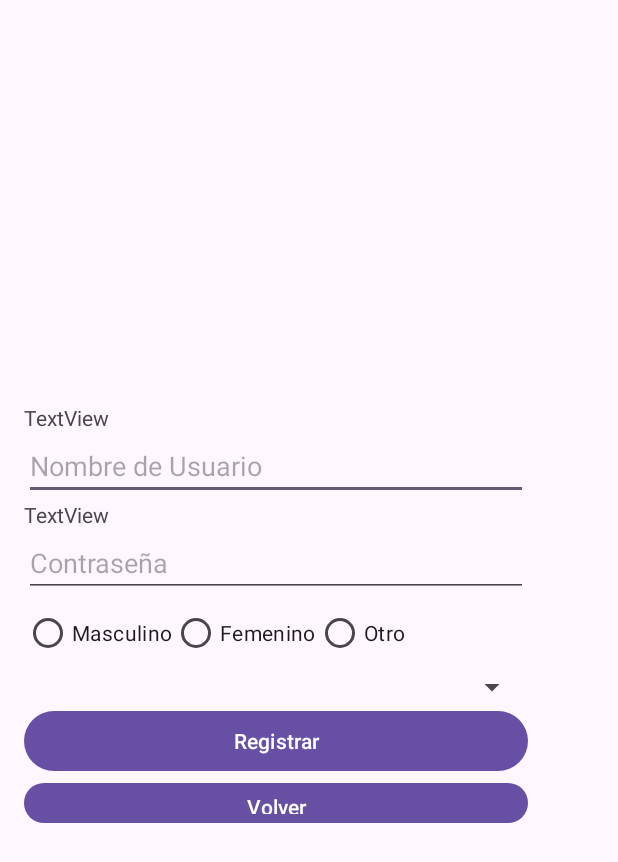
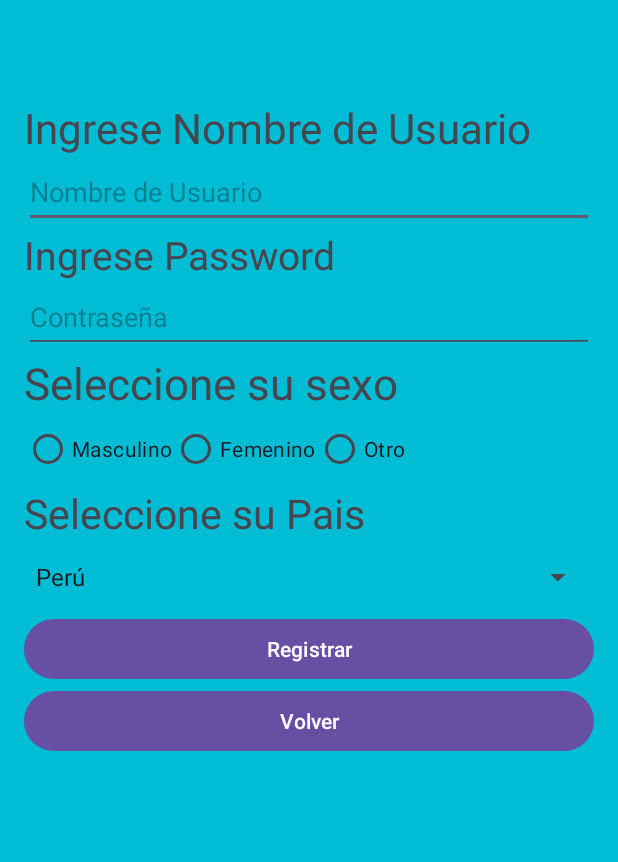
Before and after one commit to AJ-Trujillo/ExamenParcialMoviles, an Android app: the MainActivityRegistro screen opened directly, with no data from a screen before it, on a phone screen of 412 x 824 dp. Shown: the top 862 px of the screen. Run offline under Robolectric (Android 15) with nearby library versions, the phone set to English and light mode, and no system bars.

Commit message:
actualizamos las actividades de login y registro

```diff
--- a/app/src/main/java/com/example/examenparcial/MainActivityRegistro.java
+++ b/app/src/main/java/com/example/examenparcial/MainActivityRegistro.java
@@ -1,6 +1,13 @@
 package com.example.examenparcial;
 
+import android.content.Intent;
 import android.os.Bundle;
+import android.widget.ArrayAdapter;
+import android.widget.Button;
+import android.widget.EditText;
+import android.widget.RadioGroup;
+import android.widget.Spinner;
+import android.widget.Toast;
 
 import androidx.activity.EdgeToEdge;
 import androidx.appcompat.app.AppCompatActivity;
@@ -9,6 +16,10 @@ import androidx.core.view.ViewCompat;
 import androidx.core.view.WindowInsetsCompat;
 
 public class MainActivityRegistro extends AppCompatActivity {
+
+    private EditText txtUsuario, txtPassword;
+    private RadioGroup genderRadioGroup;
+    private Spinner countrySpinner;
 
     @Override
     protected void onCreate(Bundle savedInstanceState) {
@@ -20,5 +31,50 @@ public class MainActivityRegistro extends AppCompatActivity {
             v.setPadding(systemBars.left, systemBars.top, systemBars.right, systemBars.bottom);
             return insets;
         });
+
+        // Initialize views
+        txtUsuario = findViewById(R.id.txtUsuario);
+        txtPassword = findViewById(R.id.txtPassword);
+        genderRadioGroup = findViewById(R.id.genderRadioGroup);
+        countrySpinner = findViewById(R.id.countrySpinner);
+        Button btnRegistro = findViewById(R.id.btnRegistro);
+        Button btnVolver = findViewById(R.id.btnVolver);
+
+        // Set up the spinner with country names
+        ArrayAdapter<CharSequence> adapter = ArrayAdapter.createFromResource(this,
+                R.array.countries_array, android.R.layout.simple_spinner_item);
+        adapter.setDropDownViewResource(android.R.layout.simple_spinner_dropdown_item);
+        countrySpinner.setAdapter(adapter);
+
+        // Set up button listeners
+        btnRegistro.setOnClickListener(view -> registerUser());
+        btnVolver.setOnClickListener(view -> {
+            Intent intent = new Intent(MainActivityRegistro.this, MainActivityLoguin.class);
+            startActivity(intent);
+            finish(); // Finish the current activity to prevent back navigation to it
+        });
+    }
+
+    private void registerUser() {
+        // Retrieve input values
+        String username = txtUsuario.getText().toString().trim();
+        String password = txtPassword.getText().toString().trim();
+        int selectedGenderId = genderRadioGroup.getCheckedRadioButtonId();
+        String selectedCountry = countrySpinner.getSelectedItem().toString();
+
+        // Validate inputs
+        if (username.isEmpty() || password.isEmpty() || selectedGenderId == -1 || selectedCountry.isEmpty()) {
+            Toast.makeText(this, "Por favor, complete todos los campos", Toast.LENGTH_SHORT).show();
+            return;
+        }
+
+        // Perform registration logic (e.g., save user data to database or shared preferences)
+        // For simplicity, we'll just show a success message
+        Toast.makeText(this, "Usuario registrado correctamente", Toast.LENGTH_SHORT).show();
+
+        // Redirect to login activity
+        Intent intent = new Intent(MainActivityRegistro.this, MainActivityLoguin.class);
+        startActivity(intent);
+        finish(); // Finish the current activity to prevent back navigation to it
     }
 }
--- a/app/src/main/res/layout/activity_main_michi.xml
+++ b/app/src/main/res/layout/activity_main_michi.xml
@@ -7,4 +7,5 @@
     android:layout_height="match_parent"
     tools:context=".MainActivity_michi">
 
+
 </androidx.constraintlayout.widget.ConstraintLayout>
--- a/app/src/main/res/layout/activity_main_registro.xml
+++ b/app/src/main/res/layout/activity_main_registro.xml
@@ -5,44 +5,63 @@
     android:id="@+id/main"
     android:layout_width="match_parent"
     android:layout_height="match_parent"
+    android:background="#00BCD4"
     tools:context=".MainActivityRegistro">
 
     <LinearLayout
-        android:layout_width="368dp"
-        android:layout_height="316dp"
+        android:id="@+id/linearLayout"
+        android:layout_width="0dp"
+        android:layout_height="723dp"
         android:orientation="vertical"
         android:padding="16dp"
         app:layout_constraintBottom_toBottomOf="parent"
+        app:layout_constraintEnd_toEndOf="parent"
+        app:layout_constraintStart_toStartOf="parent"
         app:layout_constraintTop_toTopOf="parent"
         app:layout_constraintVertical_bias="0.497"
         tools:context=".RegisterActivity"
-        tools:layout_editor_absoluteX="50dp">
+        tools:ignore="MissingConstraints">
 
         <TextView
             android:id="@+id/textView8"
             android:layout_width="match_parent"
-            android:layout_height="wrap_content"
-            android:text="TextView" />
+            android:layout_height="38dp"
+            android:text="@string/register_tituloUsername"
+            app:autoSizeTextType="uniform" />
 
         <EditText
-            android:id="@+id/registerUsernameEditText"
+            android:id="@+id/txtUsuario"
             android:layout_width="match_parent"
             android:layout_height="wrap_content"
+            android:autofillHints=""
             android:hint="@string/register_username_hint"
-            android:inputType="text" />
+            android:inputType="text"
+            android:minHeight="48dp"
+            tools:ignore="TextContrastCheck,VisualLintTextFieldSize" />
 
         <TextView
             android:id="@+id/textView7"
+            android:layout_width="363dp"
+            android:layout_height="35dp"
+            android:text="@string/register_tituloPassword"
+            app:autoSizeTextType="uniform" />
+
+        <EditText
+            android:id="@+id/txtPassword"
             android:layout_width="match_parent"
             android:layout_height="wrap_content"
-            android:text="TextView" />
+            android:autofillHints=""
+            android:hint="@string/register_password_hint"
+            android:inputType="textPassword"
+            android:minHeight="48dp"
+            tools:ignore="VisualLintTextFieldSize" />
 
-        <EditText
-            android:id="@+id/registerPasswordEditText"
-            android:layout_width="match_parent"
-            android:layout_height="wrap_content"
-            android:hint="@string/register_password_hint"
-            android:inputType="textPassword" />
+        <TextView
+            android:id="@+id/textView3"
+            android:layout_width="366dp"
+            android:layout_height="40dp"
+            android:text="@string/register_sexo"
+            app:autoSizeTextType="uniform" />
 
         <RadioGroup
             android:id="@+id/genderRadioGroup"
@@ -69,23 +88,32 @@
                 android:text="@string/other_radio_button" />
         </RadioGroup>
 
+        <TextView
+            android:id="@+id/textView4"
+            android:layout_width="363dp"
+            android:layout_height="37dp"
+            android:text="@string/register_Pais"
+            app:autoSizeTextType="uniform" />
+
         <Spinner
             android:id="@+id/countrySpinner"
             android:layout_width="match_parent"
-            android:layout_height="wrap_content"
+            android:layout_height="48dp"
             android:prompt="@string/country_spinner_prompt" />
 
         <Button
-            android:id="@+id/registerUserButton"
+            android:id="@+id/btnRegistro"
             android:layout_width="match_parent"
             android:layout_height="wrap_content"
-            android:text="@string/register_user_button_text" />
+            android:text="@string/register_user_button_text"
+            tools:ignore="VisualLintButtonSize" />
 
         <Button
-            android:id="@+id/backToLoginButton"
+            android:id="@+id/btnVolver"
             android:layout_width="match_parent"
             android:layout_height="wrap_content"
-            android:text="@string/back_to_login_button_text" />
+            android:text="@string/back_to_login_button_text"
+            tools:ignore="VisualLintButtonSize" />
     </LinearLayout>
 
 </androidx.constraintlayout.widget.ConstraintLayout>
--- a/app/src/main/res/values/strings.xml
+++ b/app/src/main/res/values/strings.xml
@@ -3,20 +3,24 @@
 
     <!-- Login Activity -->
     <string name="login_activity_title">Login</string>
-    <string name="tituloUsername">Ingrese Usuario</string>
+    <string name="Login_tituloUsername">Ingrese Usuario</string>
     <string name="username_hint">Nombre de Usuario</string>
-    <string name="tituloPassword">Ingrese Contraseña</string>
+    <string name="login_tituloPassword">Ingrese Contraseña</string>
     <string name="password_hint">Contraseña</string>
     <string name="login_button_text">Login</string>
     <string name="register_button_text">Registrar</string>
 
     <!-- Register Activity -->
     <string name="register_activity_title">Registro</string>
+    <string name="register_tituloUsername">Ingrese Nombre de Usuario</string>
     <string name="register_username_hint">Nombre de Usuario</string>
+    <string name="register_tituloPassword">Ingrese Password</string>
     <string name="register_password_hint">Contraseña</string>
+    <string name="register_sexo">Seleccione su sexo</string>
     <string name="male_radio_button">Masculino</string>
     <string name="female_radio_button">Femenino</string>
     <string name="other_radio_button">Otro</string>
+    <string name="register_Pais">Seleccione su Pais</string>
     <string name="country_spinner_prompt">Selecciona tu país</string>
     <string name="register_user_button_text">Registrar</string>
     <string name="back_to_login_button_text">Volver</string>
```
Also changed, not shown: app/src/main/java/com/example/examenparcial/MainActivityLoguin.java (+36 -1 lines), app/src/main/res/layout/activity_main_loguin.xml (+37 -18 lines).
